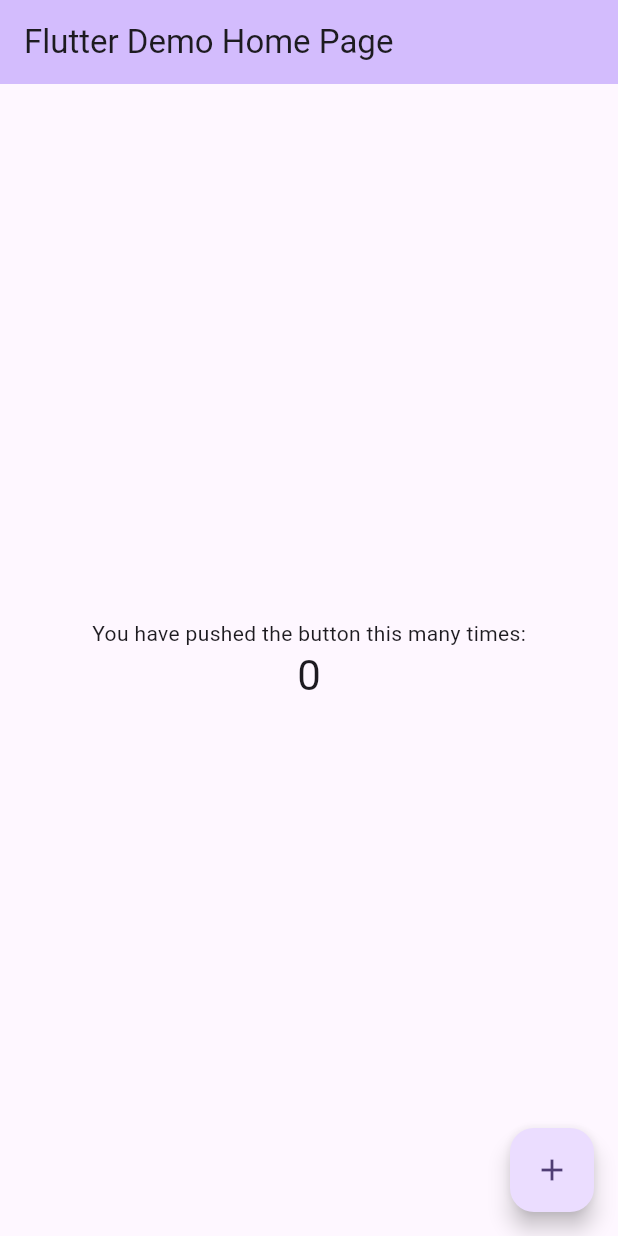
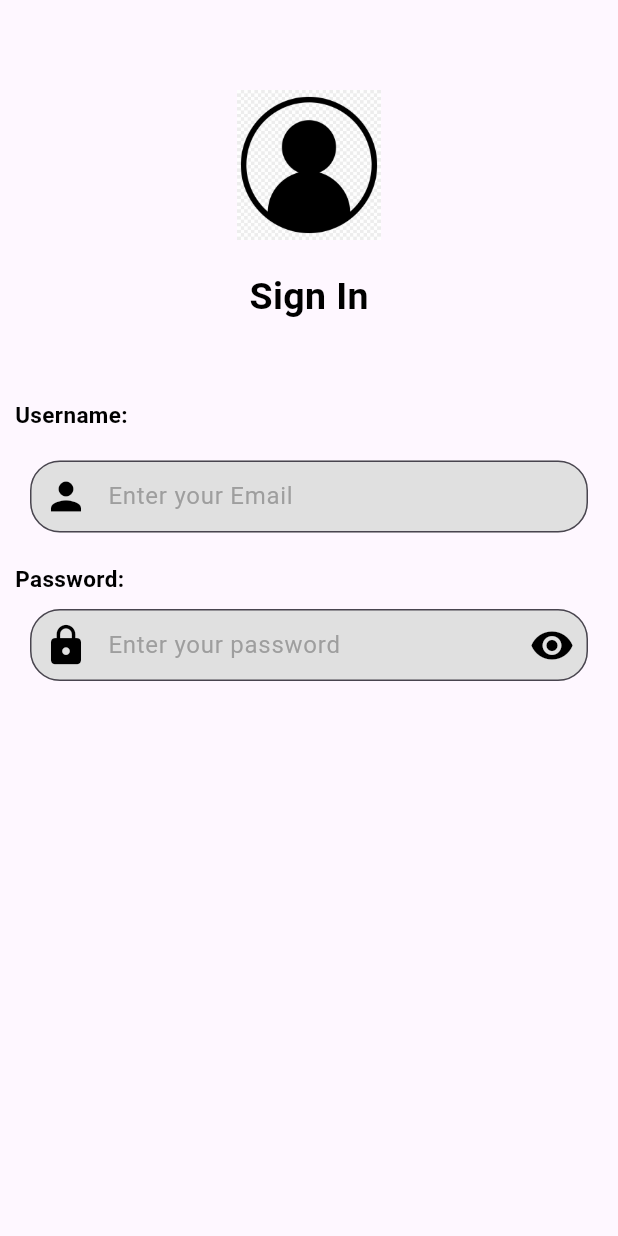
Before and after one commit to youssefamin2/NFC_attendance, a Flutter app: the screen it shows after launch, on a phone screen of 412 x 824 dp. Run offline on Flutter 3.47's test engine with Material 3 defaults, Android fonts, the phone set to English and light mode, and no system bars.

Commit message:
LoginScreen

```diff
--- /dev/null
+++ b/lib/constants.dart
@@ -0,0 +1 @@
+String SignInImage='assets/images/Login.png';
--- a/lib/main.dart
+++ b/lib/main.dart
@@ -1,111 +1,18 @@
 import 'package:flutter/material.dart';
+import 'package:nfc_project/screens/login_screen/login_screen.dart';
 
 void main() {
-  runApp(const MyApp());
+  runApp( const UniversitySystem());
 }
 
-class MyApp extends StatelessWidget {
-  const MyApp({super.key});
-
+class UniversitySystem extends StatelessWidget {
+  const UniversitySystem({super.key});
 
   @override
   Widget build(BuildContext context) {
     return MaterialApp(
-      title: 'Flutter Demo',
-      theme: ThemeData(
-
-        colorScheme: ColorScheme.fromSeed(seedColor: Colors.deepPurple),
-        useMaterial3: true,
-      ),
-      home: const MyHomePage(title: 'Flutter Demo Home Page'),
+      debugShowCheckedModeBanner: false,
+      home:LoginScreen()
     );
-  }
+  }//
 }
-
-class MyHomePage extends StatefulWidget {
-  const MyHomePage({super.key, required this.title});
-
-  // This widget is the home page of your application. It is stateful, meaning
-  // that it has a State object (defined below) that contains fields that affect
-  // how it looks.
-
-  // This class is the configuration for the state. It holds the values (in this
-  // case the title) provided by the parent (in this case the App widget) and
-  // used by the build method of the State. Fields in a Widget subclass are
-  // always marked "final".
-
-  final String title;
-
-  @override
-  State<MyHomePage> createState() => _MyHomePageState();
-}
-
-class _MyHomePageState extends State<MyHomePage> {
-  int _counter = 0;
-
-  void _incrementCounter() {
-    setState(() {
-      // This call to setState tells the Flutter framework that something has
-      // changed in this State, which causes it to rerun the build method below
-      // so that the display can reflect the updated values. If we changed
-      // _counter without calling setState(), then the build method would not be
-      // called again, and so nothing would appear to happen.
-      _counter++;
-    });
-  }
-
-  @override
-  Widget build(BuildContext context) {
-    // This method is rerun every time setState is called, for instance as done
-    // by the _incrementCounter method above.
-    //
-    // The Flutter framework has been optimized to make rerunning build methods
-    // fast, so that you can just rebuild anything that needs updating rather
-    // than having to individually change instances of widgets.
-    return Scaffold(
-      appBar: AppBar(
-        // TRY THIS: Try changing the color here to a specific color (to
-        // Colors.amber, perhaps?) and trigger a hot reload to see the AppBar
-        // change color while the other colors stay the same.
-        backgroundColor: Theme.of(context).colorScheme.inversePrimary,
-        // Here we take the value from the MyHomePage object that was created by
-        // the App.build method, and use it to set our appbar title.
-        title: Text(widget.title),
-      ),
-      body: Center(
-        // Center is a layout widget. It takes a single child and positions it
-        // in the middle of the parent.
-        child: Column(
-          // Column is also a layout widget. It takes a list of children and
-          // arranges them vertically. By default, it sizes itself to fit its
-          // children horizontally, and tries to be as tall as its parent.
-          //
-          // Column has various properties to control how it sizes itself and
-          // how it positions its children. Here we use mainAxisAlignment to
-          // center the children vertically; the main axis here is the vertical
-          // axis because Columns are vertical (the cross axis would be
-          // horizontal).
-          //
-          // TRY THIS: Invoke "debug painting" (choose the "Toggle Debug Paint"
-          // action in the IDE, or press "p" in the console), to see the
-          // wireframe for each widget.
-          mainAxisAlignment: MainAxisAlignment.center,
-          children: <Widget>[
-            const Text(
-              'You have pushed the button this many times:',
-            ),
-            Text(
-              '$_counter',
-              style: Theme.of(context).textTheme.headlineMedium,
-            ),
-          ],
-        ),
-      ),
-      floatingActionButton: FloatingActionButton(
-        onPressed: _incrementCounter,
-        tooltip: 'Increment',
-        child: const Icon(Icons.add),
-      ), // This trailing comma makes auto-formatting nicer for build methods.
-    );
-  }
-}
--- /dev/null
+++ b/lib/screens/login_screen/login_screen.dart
@@ -0,0 +1,139 @@
+import 'package:flutter/material.dart';
+import 'package:nfc_project/constants.dart';
+
+class LoginScreen extends StatelessWidget {
+  const LoginScreen({super.key});
+
+  @override
+  Widget build(BuildContext context) {
+    return Scaffold(
+      body: Padding(
+        padding: const EdgeInsets.all(10.0),
+        child: Column(
+
+          children: [
+            const SizedBox(height: 50.0,),
+            Image.asset(
+              SignInImage,
+              height: 100,
+            ),
+            const SizedBox(
+              height: 20.0,
+            ),
+            const Text(
+              'Sign In',
+              style: TextStyle(
+                fontSize: 25.0,
+                color: Colors.black,
+                fontWeight: FontWeight.bold,
+              ),
+            ),
+            const SizedBox(
+              height: 50.0,
+            ),
+            Row(
+              children: [
+                const Text(
+                  'Username:',
+                  style: TextStyle(
+                    fontSize: 15.0,
+                    color: Colors.black,
+                    fontWeight: FontWeight.bold
+
+                  ),
+                ),
+              ],
+            ),
+            const SizedBox(
+              height: 10.0,
+            ),
+            Padding(
+              padding: const EdgeInsets.all(10.0),
+              child: TextFormField(
+                decoration: InputDecoration(
+                  hintText: 'Enter your Email',
+                  hintStyle: TextStyle(
+                      color: Colors.grey,
+                  ),
+                  border: OutlineInputBorder(
+                    borderRadius: BorderRadius.circular(20)
+                  ),
+                  prefixIcon: Icon(
+                    Icons.person,
+                    color: Colors.black,
+                    size: 30,
+                  ),
+                    filled: true, // Enable background color
+                    fillColor: Colors.grey[300],
+                  contentPadding: EdgeInsets.symmetric(vertical: 10,),
+
+
+                ),
+
+
+
+
+              ),
+            ),
+            const SizedBox(
+              height: 10.0,
+            ),
+            Row(
+              children: [
+                const Text(
+                  'Password:',
+                  style: TextStyle(
+                      fontSize: 15.0,
+                      color: Colors.black,
+                      fontWeight: FontWeight.bold
+
+                  ),
+                ),
+              ],
+            ),
+            Padding(
+              padding: const EdgeInsets.all(10.0),
+              child: TextFormField(
+                decoration: InputDecoration(
+                  hintText: 'Enter your password',
+                  hintStyle: TextStyle(
+                    color: Colors.grey,
+                  ),
+                  border: OutlineInputBorder(
+                      borderRadius: BorderRadius.circular(20)
+                  ),
+                  suffixIcon: Icon(
+                    Icons.remove_red_eye,
+                    color: Colors.black,
+                    size: 30,
+                  ),
+                  prefixIcon: Icon(
+                    Icons.lock,
+                    color: Colors.black,
+                    size: 30,
+                  ),
+                  filled: true, // Enable background color
+                  fillColor: Colors.grey[300],
+                  contentPadding: EdgeInsets.symmetric(vertical: 10,),
+
+
+                ),
+
+
+
+
+              ),
+            ),
+            const SizedBox(height: 20.0,),
+            Container(
+              decoration: BoxDecoration(
+
+              ),
+            ),
+
+          ],
+        ),
+      ),
+    );
+  }
+}
--- a/pubspec.yaml
+++ b/pubspec.yaml
@@ -59,6 +59,8 @@ flutter:
   uses-material-design: true
 
   # To add assets to your application, add an assets section, like this:
+  assets:
+    - assets/images/
   # assets:
   #   - images/a_dot_burr.jpeg
   #   - images/a_dot_ham.jpeg
```
Also changed, not shown: assets/images/Login.png (added), assets/images/sign in.jpg (added), lib/widgets/custom_textfeild.dart (added).
